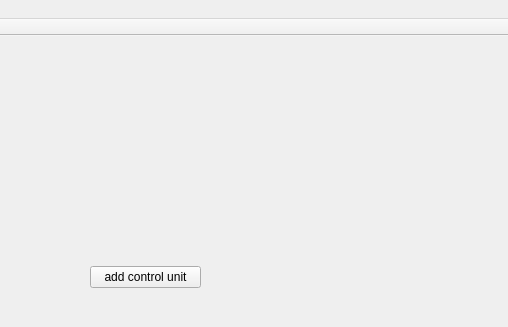
Before: the Qt Designer form mwin.ui in PhilippeJara/jarasper, drawn with Qt 5; both pictures show x 670 to 1178 and y 0 to 327 of the 1178 by 716 pixel window.
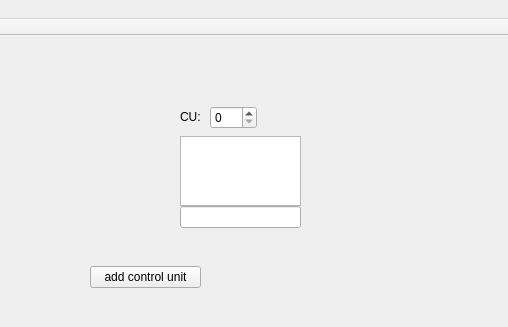
After: the same form once the commit is applied.

```diff
--- a/mwin.ui
+++ b/mwin.ui
@@ -40,6 +40,61 @@
      </rect>
     </property>
    </widget>
+   <widget class="QLineEdit" name="repl_input">
+    <property name="geometry">
+     <rect>
+      <x>850</x>
+      <y>170</y>
+      <width>121</width>
+      <height>22</height>
+     </rect>
+    </property>
+   </widget>
+   <widget class="QPlainTextEdit" name="repl_display">
+    <property name="geometry">
+     <rect>
+      <x>850</x>
+      <y>100</y>
+      <width>121</width>
+      <height>70</height>
+     </rect>
+    </property>
+    <property name="readOnly">
+     <bool>true</bool>
+    </property>
+   </widget>
+   <widget class="QSpinBox" name="repl_cu_select">
+    <property name="geometry">
+     <rect>
+      <x>880</x>
+      <y>70</y>
+      <width>47</width>
+      <height>23</height>
+     </rect>
+    </property>
+    <property name="minimum">
+     <number>0</number>
+    </property>
+    <property name="maximum">
+     <number>99</number>
+    </property>
+    <property name="singleStep">
+     <number>1</number>
+    </property>
+   </widget>
+   <widget class="QLabel" name="repl_cu_select_label">
+    <property name="geometry">
+     <rect>
+      <x>850</x>
+      <y>70</y>
+      <width>21</width>
+      <height>21</height>
+     </rect>
+    </property>
+    <property name="text">
+     <string>CU:</string>
+    </property>
+   </widget>
   </widget>
   <widget class="QMenuBar" name="menuBar">
    <property name="geometry">
```
